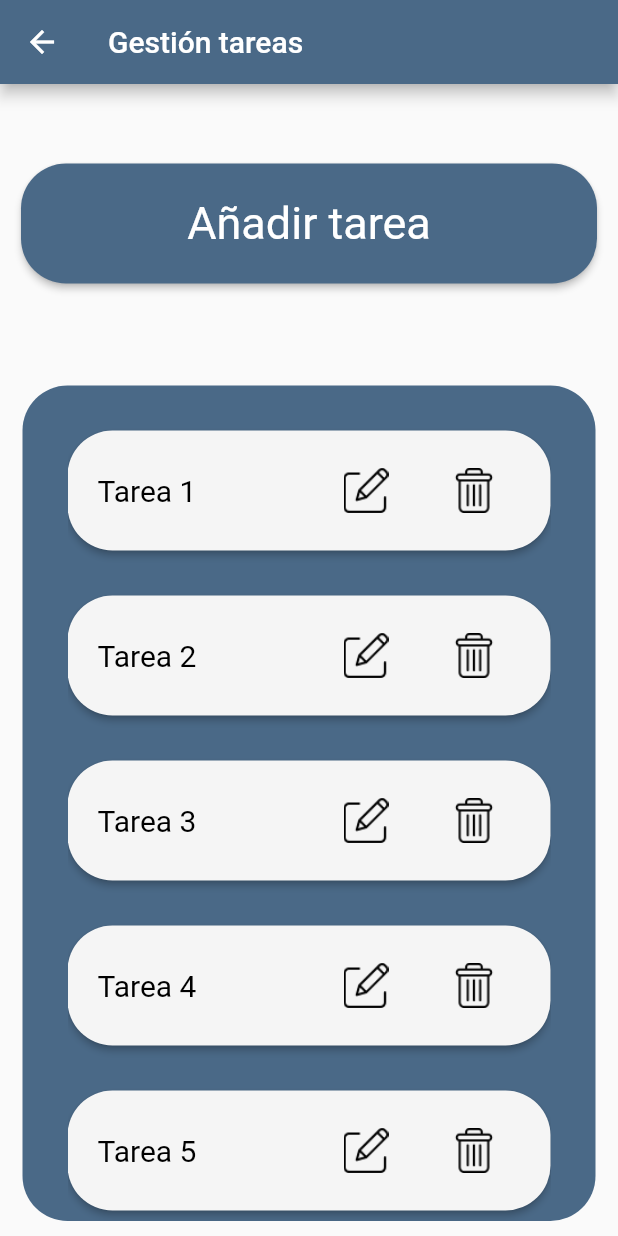
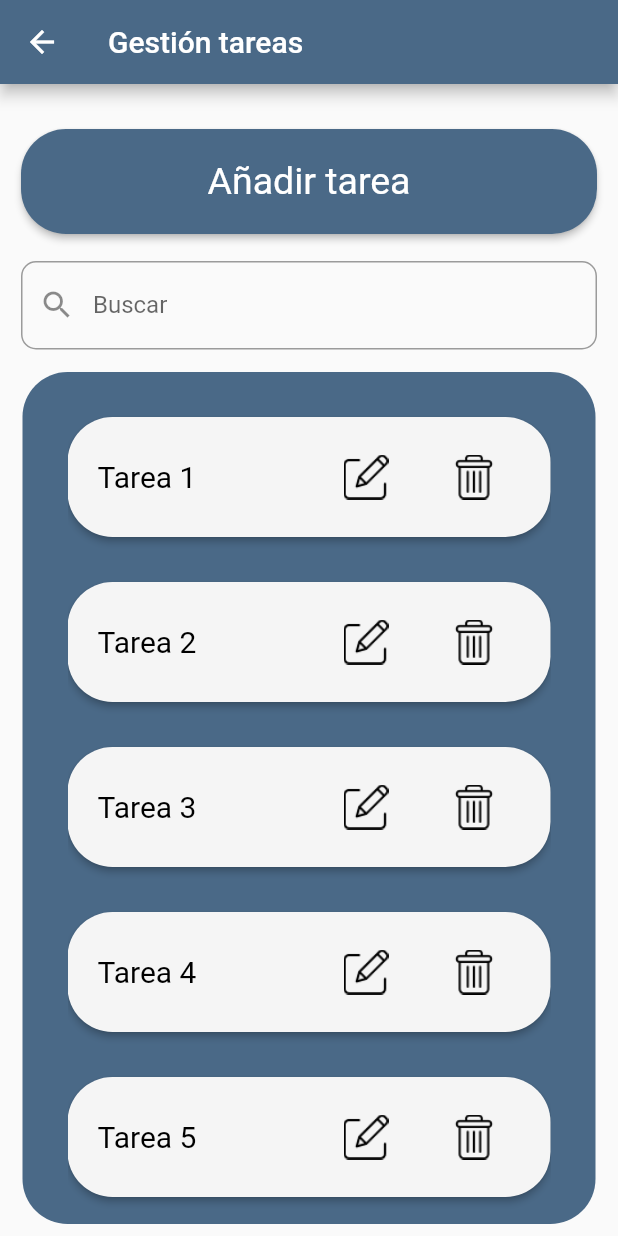
Before and after one commit to DGPAS/DGP_AS, a Flutter app: the GestionTareas screen opened directly, on a phone screen of 412 x 824 dp. Run offline on Flutter 3.47's test engine with Material 2 defaults, Android fonts, the phone set to English and light mode, and no system bars.

Commit message:
Buscador implementado

```diff
--- a/Dability/lib/gestion_tareas.dart
+++ b/Dability/lib/gestion_tareas.dart
@@ -5,11 +5,14 @@ class GestionTareas extends StatefulWidget {
 }
 
 class _GestionTareasState extends State<GestionTareas> {
+  TextEditingController _controller = TextEditingController();
+
 
   List<String> tasks = [];  // lista de tareas
   double maxAnchoMaximo = 500;
   // final List<Color> containerColors = [Colors.red, Colors.green, Colors.blue]; // Colores de los contenedores
 
+  List<String> displayedItems = [];
 
   @override
   void initState() {
@@ -21,6 +24,28 @@ class _GestionTareasState extends State<GestionTareas> {
     tasks.add("Tarea 5");
     tasks.add("Tarea 6");
     tasks.add("Tarea 7");
+
+    displayedItems.addAll(tasks);
+
+  }
+
+  void filterSearchResults(String query) {
+    List<String> searchResults = [];
+
+    if (query.isNotEmpty) {
+      tasks.forEach((item) {
+        if (item.toLowerCase().contains(query.toLowerCase())) {
+          searchResults.add(item);
+        }
+      });
+    } else {
+      searchResults.addAll(tasks);
+    }
+
+    setState(() {
+      displayedItems.clear();
+      displayedItems.addAll(searchResults);
+    });
   }
 
 
@@ -32,18 +57,19 @@ class _GestionTareasState extends State<GestionTareas> {
       ),
       body:
       Container(
-          padding: EdgeInsets.only(top: 45.0, bottom: 10.0),
+          padding: EdgeInsets.only(top: 30.0, bottom: 8.0),
           child: Column( // columna con el boton de añadir, y el container de la lista
             mainAxisAlignment: MainAxisAlignment.center,
             children: [
               Container( // tiene el elevated button de añadir tarea
                 // width: (MediaQuery.of(context).size.width - 30).clamp(0.0, maxAnchoMaximo.toDouble()),
                 alignment: Alignment.center,
-                padding: EdgeInsets.symmetric(horizontal: 14, vertical: 8),
+                // padding: EdgeInsets.symmetric(horizontal: 14),
+                padding: EdgeInsets.only(left: 14, right: 14, bottom: 10),
                 child: ElevatedButton(
                   style: ElevatedButton.styleFrom(
-                    minimumSize: Size(double.infinity, 80), // 180, 150
-                    textStyle: const TextStyle(fontSize: 30,
+                    minimumSize: Size(double.infinity, 70), // 180, 150
+                    textStyle: const TextStyle(fontSize: 25,
                       color: Colors.black,),
                     shape: RoundedRectangleBorder(
                       borderRadius: BorderRadius.circular(30), // Redondear los bordes del botón
@@ -62,7 +88,25 @@ class _GestionTareasState extends State<GestionTareas> {
                     textAlign: TextAlign.center,),
                 ),
               ),
-              SizedBox(height: 60,),
+
+              Padding(
+                padding: const EdgeInsets.only(top: 8.0, bottom: 15.0, left: 14, right: 14),
+                child: TextField(
+                  controller: _controller,
+                  onChanged: (value) {
+                    filterSearchResults(value);
+                  },
+                  decoration: InputDecoration(
+                    labelText: 'Buscar',
+                    hintText: 'Ingrese su búsqueda',
+                    prefixIcon: Icon(Icons.search),
+                    border: OutlineInputBorder(
+                      borderRadius: BorderRadius.all(Radius.circular(10.0)),
+                    ),
+                  ),
+                ),
+              ),
+
               Expanded(
                 child:
                   Container(
@@ -77,11 +121,10 @@ class _GestionTareasState extends State<GestionTareas> {
                           children: [
                             SizedBox(height: 30,),
                             ...List.generate(
-                              tasks.length,
+                              displayedItems.length,
                               (index) {
                                 return Column(
                                   children: [
-
                                     ElevatedButton(
                                       style: ElevatedButton.styleFrom(
                                         minimumSize: Size(double.infinity, 80), // 180, 150
@@ -101,7 +144,7 @@ class _GestionTareasState extends State<GestionTareas> {
                                           mainAxisAlignment: MainAxisAlignment.spaceBetween,
                                           children: [
                                             Text(
-                                              tasks[index],
+                                              displayedItems[index],
                                               //textAlign: TextAlign.center,
                                               style: TextStyle(
                                                 color: Colors.black, // Cambia el color del texto a rojo
@@ -155,7 +198,8 @@ class _GestionTareasState extends State<GestionTareas> {
                                                                 TextButton(
                                                                   onPressed: () {
                                                                     setState(() {
-                                                                      tasks.remove(tasks[index]);
+                                                                      tasks.remove(displayedItems[index]);
+                                                                      displayedItems.remove(displayedItems[index]);
                                                                     });
                                                                     Navigator.of(context).pop(); // Cierra el diálogo
                                                                   },
```
Also changed, not shown: Dability/lib/inicio_admin.dart (+5 -2 lines).
